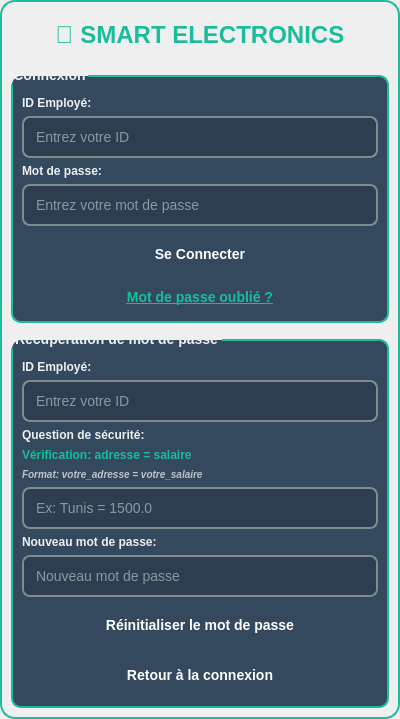
Old version of the form projetcpp-2a25-s1-smart-electronics-repair-shop-gestion-stock/inegration sarra/inetgration with login - arduoino/logindialog.ui in the repository Esprit-UP-Algo/projetcpp-2a25-s1-smart-electronics-repair-shop.
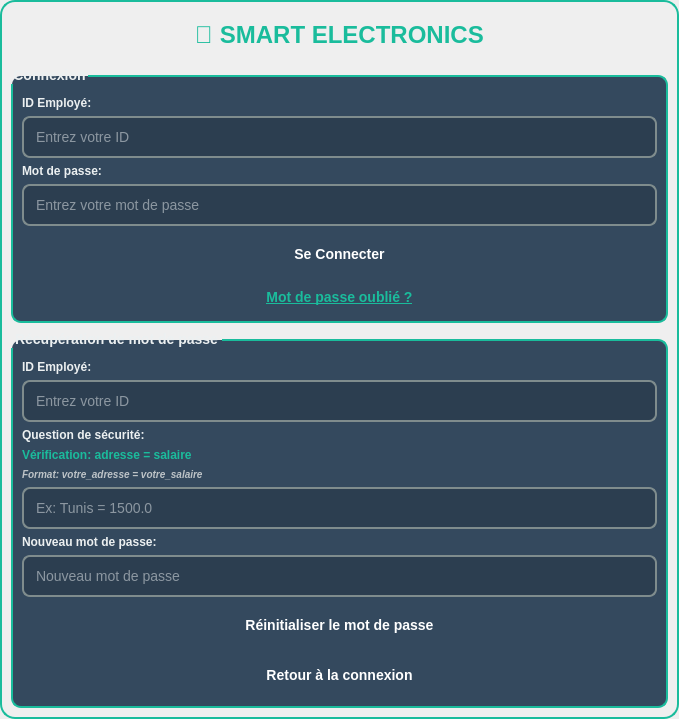
New version of the form.

Diff of the .ui file:
```diff
--- a/projetcpp-2a25-s1-smart-electronics-repair-shop-gestion-stock/inegration sarra/inetgration with login - arduoino/logindialog.ui
+++ b/projetcpp-2a25-s1-smart-electronics-repair-shop-gestion-stock/inegration sarra/inetgration with login - arduoino/logindialog.ui
@@ -6,7 +6,7 @@
    <rect>
     <x>0</x>
     <y>0</y>
-    <width>400</width>
+    <width>679</width>
     <height>450</height>
    </rect>
   </property>
```
Left out of the diff: 31 changed lines with no effect on the pictures.
